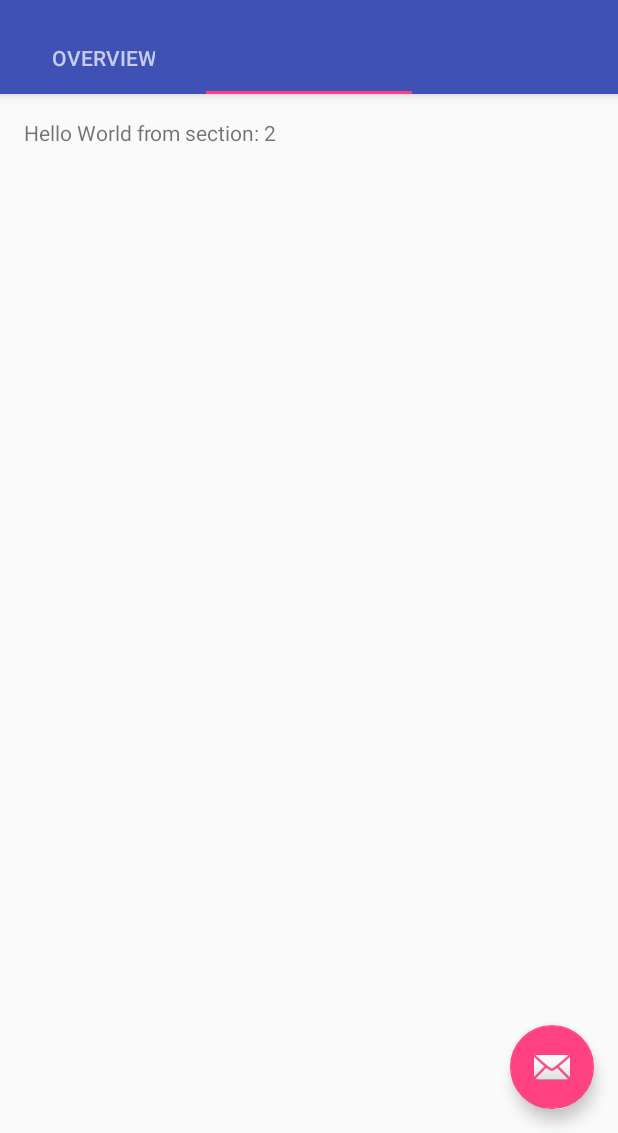
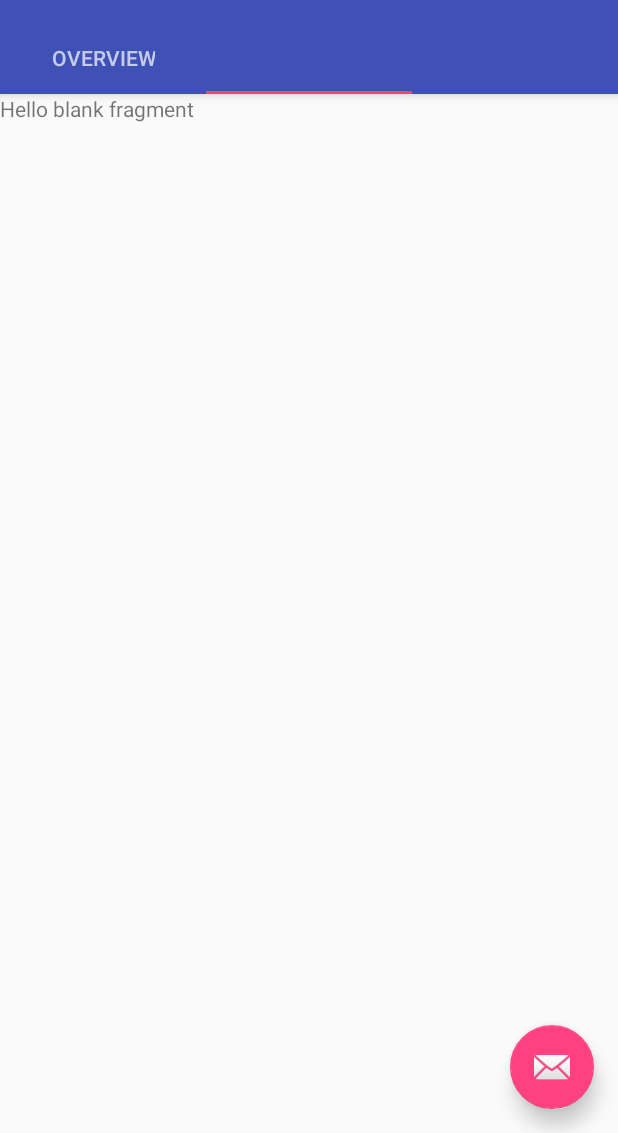
Before and after one commit to jvrlic/SmartApartmentNew, an Android app: the screen it shows after launch once a user with an empty profile is signed in (MainActivity), tab 2 chosen, on a phone screen of 412 x 824 dp, the part 103-1236 px from its top. Run offline under Robolectric (Android 15) with nearby library versions, the light colour scheme and no system bars; our stand-ins replace Firebase (no records; nobody signed in at launch, a user with empty details on screens opened directly); 5 statements that could not run were skipped.

```diff
--- a/app/src/main/java/com/example/josip/smartapartmentnew/MainActivity.java
+++ b/app/src/main/java/com/example/josip/smartapartmentnew/MainActivity.java
@@ -60,7 +60,10 @@ import java.util.concurrent.ExecutionException;
 import java.util.concurrent.Executor;
 import java.util.concurrent.Semaphore;
 
-public class MainActivity extends AppCompatActivity implements ClimateFragment.OnFragmentInteractionListener, DoorFragment.OnFragmentInteractionListener{
+public class MainActivity extends AppCompatActivity implements
+        ClimateFragment.OnFragmentInteractionListener,
+        DoorFragment.OnFragmentInteractionListener,
+        OverviewFragment.OnFragmentInteractionListener{
 
     public void onFragmentInteraction(Uri uri)
     {
@@ -161,7 +164,7 @@ public class MainActivity extends AppCompatActivity implements ClimateFragment.O
 
         TabLayout tabLayout = (TabLayout) findViewById(R.id.tabs);
         tabLayout.setupWithViewPager(mViewPager);
-
+/*
         FloatingActionButton fab = (FloatingActionButton) findViewById(R.id.fab);
         fab.setOnClickListener(new View.OnClickListener() {
             @Override
@@ -170,6 +173,7 @@ public class MainActivity extends AppCompatActivity implements ClimateFragment.O
                         .setAction("Action", null).show();
             }
         });
+        */
     }
 
 
@@ -206,40 +210,6 @@ public class MainActivity extends AppCompatActivity implements ClimateFragment.O
     }
 
 
-    /**
-     * A placeholder fragment containing a simple view.
-     */
-    public static class PlaceholderFragment extends Fragment {
-        /**
-         * The fragment argument representing the section number for this
-         * fragment.
-         */
-        private static final String ARG_SECTION_NUMBER = "section_number";
-
-        public PlaceholderFragment() {
-        }
-
-        /**
-         * Returns a new instance of this fragment for the given section
-         * number.
-         */
-        public static PlaceholderFragment newInstance(int sectionNumber) {
-            PlaceholderFragment fragment = new PlaceholderFragment();
-            Bundle args = new Bundle();
-            args.putInt(ARG_SECTION_NUMBER, sectionNumber);
-            fragment.setArguments(args);
-            return fragment;
-        }
-
-        @Override
-        public View onCreateView(LayoutInflater inflater, ViewGroup container,
-                                 Bundle savedInstanceState) {
-            View rootView = inflater.inflate(R.layout.fragment_main, container, false);
-            TextView textView = (TextView) rootView.findViewById(R.id.section_label);
-            textView.setText(getString(R.string.section_format, getArguments().getInt(ARG_SECTION_NUMBER)));
-            return rootView;
-        }
-    }
 
     /**
      * A {@link FragmentPagerAdapter} that returns a fragment corresponding to
@@ -276,7 +246,7 @@ public class MainActivity extends AppCompatActivity implements ClimateFragment.O
             else if (id.contains("Door"))
                 return DoorFragment.newInstance(id);
             else
-                return PlaceholderFragment.newInstance(position + 1);
+                return OverviewFragment.newInstance("test");
         }
 
         @Override
--- a/app/src/main/java/com/example/josip/smartapartmentnew/OverviewFragment.java
+++ b/app/src/main/java/com/example/josip/smartapartmentnew/OverviewFragment.java
@@ -3,7 +3,7 @@ package com.example.josip.smartapartmentnew;
 import android.content.Context;
 import android.net.Uri;
 import android.os.Bundle;
-import android.app.Fragment;
+import android.support.v4.app.Fragment;
 import android.view.LayoutInflater;
 import android.view.View;
 import android.view.ViewGroup;
@@ -21,11 +21,9 @@ public class OverviewFragment extends Fragment {
     // TODO: Rename parameter arguments, choose names that match
     // the fragment initialization parameters, e.g. ARG_ITEM_NUMBER
     private static final String ARG_PARAM1 = "param1";
-    private static final String ARG_PARAM2 = "param2";
 
     // TODO: Rename and change types of parameters
     private String mParam1;
-    private String mParam2;
 
     private OnFragmentInteractionListener mListener;
 
@@ -38,15 +36,13 @@ public class OverviewFragment extends Fragment {
      * this fragment using the provided parameters.
      *
      * @param param1 Parameter 1.
-     * @param param2 Parameter 2.
      * @return A new instance of fragment OverviewFragment.
      */
     // TODO: Rename and change types and number of parameters
-    public static OverviewFragment newInstance(String param1, String param2) {
+    public static OverviewFragment newInstance(String param1) {
         OverviewFragment fragment = new OverviewFragment();
         Bundle args = new Bundle();
         args.putString(ARG_PARAM1, param1);
-        args.putString(ARG_PARAM2, param2);
         fragment.setArguments(args);
         return fragment;
     }
@@ -56,7 +52,6 @@ public class OverviewFragment extends Fragment {
         super.onCreate(savedInstanceState);
         if (getArguments() != null) {
             mParam1 = getArguments().getString(ARG_PARAM1);
-            mParam2 = getArguments().getString(ARG_PARAM2);
         }
     }
 
--- a/app/src/main/res/layout/activity_main.xml
+++ b/app/src/main/res/layout/activity_main.xml
@@ -51,8 +51,10 @@
         android:id="@+id/fab"
         android:layout_width="wrap_content"
         android:layout_height="wrap_content"
-        android:layout_gravity="end|bottom"
         android:layout_margin="@dimen/fab_margin"
-        android:src="@android:drawable/ic_dialog_email" />
+        android:src="@android:drawable/ic_dialog_email"
+        android:layout_gravity="bottom|end"
+        android:clickable="false"
+        app:elevation="8dp" />
 
 </android.support.design.widget.CoordinatorLayout>
```
